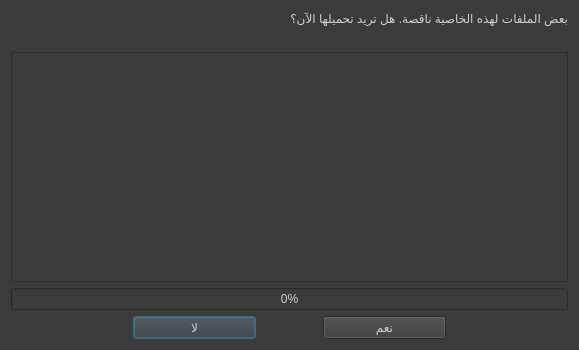
This is gui/download_dialog/download_dialog.ui in masalha-alaa/quran-counter as Qt 5 draws it before an edit. The edited form follows.
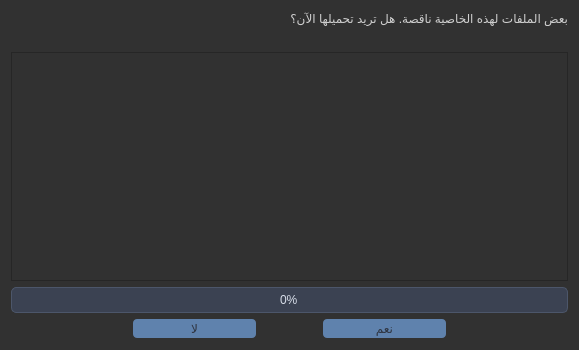
This is the edited form.

The edit to the form file:
```diff
--- a/gui/download_dialog/download_dialog.ui
+++ b/gui/download_dialog/download_dialog.ui
@@ -14,9 +14,50 @@
    <string>تحميل ملفات</string>
   </property>
   <property name="styleSheet">
-   <string notr="true">background-color: rgb(59, 59, 59);
-color: rgb(207, 207, 207);
-font: 400 14pt &quot;Calibri&quot;;</string>
+   <string notr="true">QWidget {
+    background-color: rgb(49, 49, 49);
+    color: rgb(207, 207, 207);
+    font: 400 18pt &quot;Calibri&quot;;
+}
+
+/* Button styling */
+QPushButton {
+    background-color: #5F82AD;
+    color: #2E3440;
+    border: none;
+    border-radius: 4px;
+    padding: 2px 2px;
+}
+
+QPushButton:hover {
+    background-color: #81A1C1;
+}
+
+QPushButton:pressed {
+    background-color: #6E90B5;
+}
+
+QPushButton:disabled {
+    background-color: #838383;
+}
+
+/* Progress Bar */
+QProgressBar {
+    background-color: #3B4252; /* Dark background */
+    border: 1px solid #4C566A; /* Border color */
+    border-radius: 5px; /* Rounded corners */
+    text-align: center; /* Center text */
+    color: #D8DEE9; /* Text color */
+    padding: 1px;
+}
+
+QProgressBar::chunk {
+    background-color: qlineargradient(x1:0, y1:0, x2:1, y2:0, 
+                                      stop:0 #81A1C1, stop:1 #88C0D0); /* Gradient for progress */
+    border-radius: 5px; /* Rounded corners for the chunk */
+    border: 1px solid #81A1C1; /* Border for the chunk */
+    box-shadow: 0px 0px 5px rgba(129, 161, 193, 0.5); /* Glow effect */
+}</string>
   </property>
   <layout class="QVBoxLayout" name="verticalLayout">
    <item>
```
